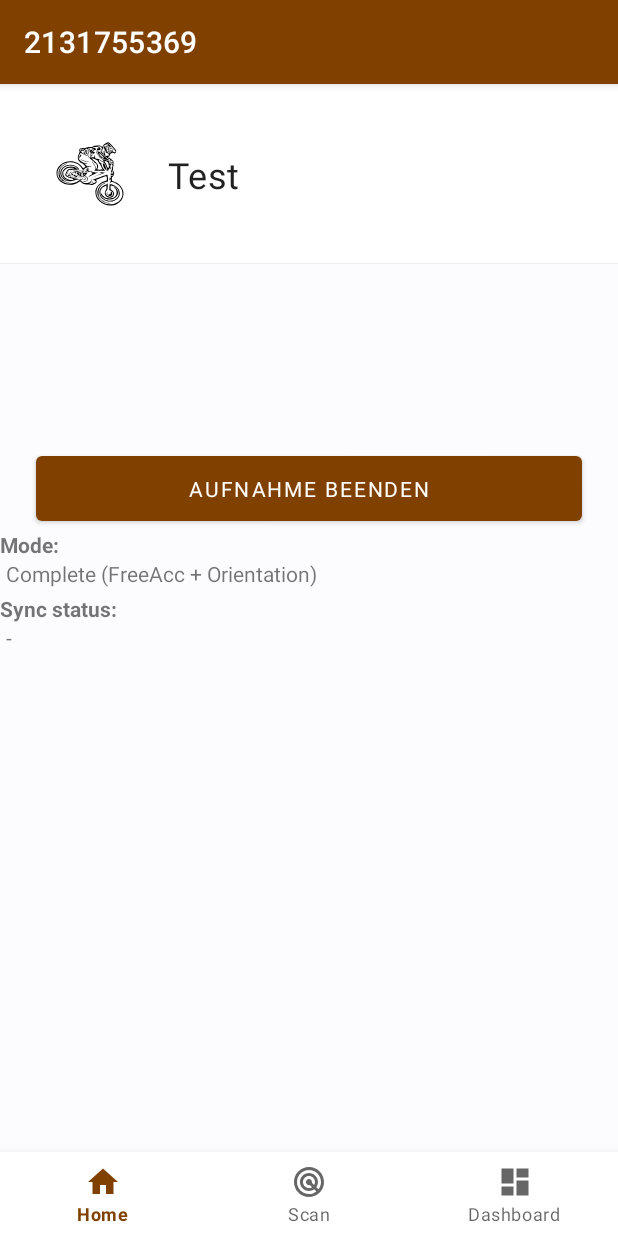
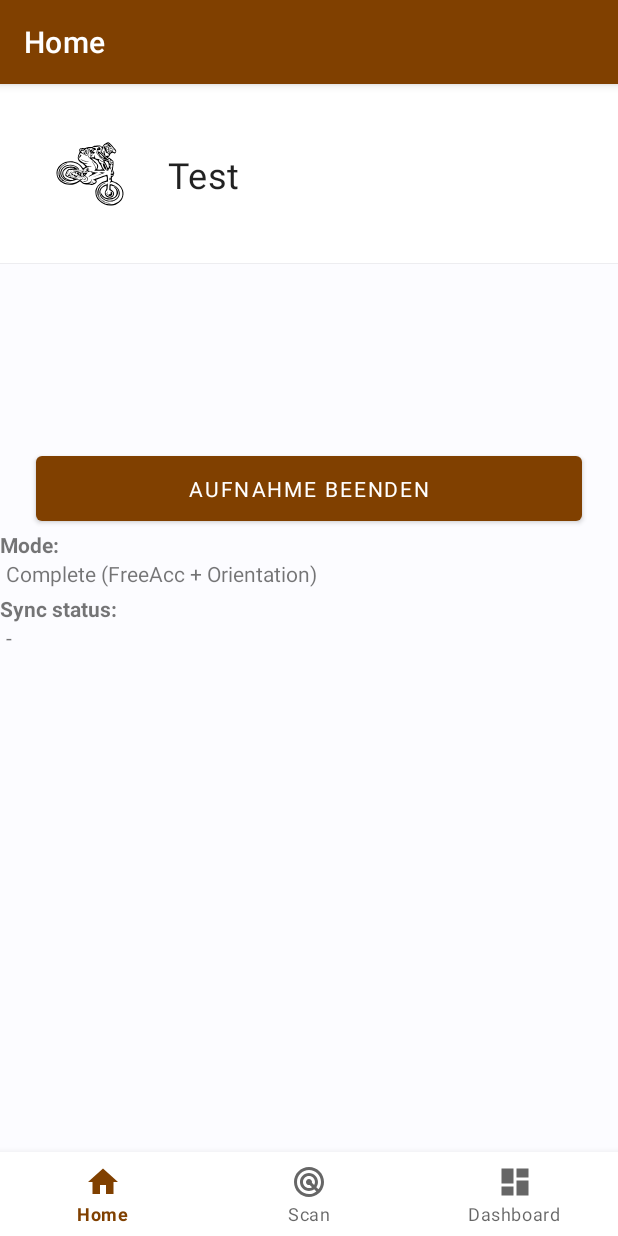
Before and after one commit to Baer05/balanceAssistantMtb, an Android app: the fragment ScanFragment placed in its activity, after a tap on "AUFNAHME STARTEN", on a phone screen of 412 x 824 dp. Run offline under Robolectric (Android 15) with nearby library versions, the light colour scheme and no system bars; libraries missing offline, so code that uses them is left out: com.xsens.dot; Roboto replaces fonts that are not available here; 13 statements that could not run were skipped.

Commit message:
added dataBinding

```diff
--- a/app/src/main/java/com/example/balanceassistantmtb/ui/main/HomeActivity.kt
+++ b/app/src/main/java/com/example/balanceassistantmtb/ui/main/HomeActivity.kt
@@ -9,13 +9,13 @@ import android.content.Intent
 import android.content.IntentFilter
 import android.content.pm.PackageManager
 import android.os.Bundle
-import android.util.Log
+import android.view.LayoutInflater
 import android.view.WindowManager
 import android.widget.Toast
 import androidx.appcompat.app.AppCompatActivity
 import androidx.fragment.app.FragmentTransaction
-import com.example.balanceassistantmtb.MainActivity
 import com.example.balanceassistantmtb.R
+import com.example.balanceassistantmtb.databinding.ActivityHomeBinding
 import com.example.balanceassistantmtb.interfaces.RecodingClickInterface
 import com.example.balanceassistantmtb.interfaces.ScanClickInterface
 import com.example.balanceassistantmtb.utlils.Utils
@@ -24,13 +24,13 @@ import com.example.balanceassistantmtb.viewmodels.SensorViewModel
 import com.google.android.material.bottomnavigation.BottomNavigationView
 
 class HomeActivity : AppCompatActivity() {
-    private val tAG = MainActivity::class.java.simpleName
+    private val tAG = HomeActivity::class.java.simpleName
 
     private lateinit var homeFragment: HomeFragment
     private lateinit var scanFragment: ScanFragment
     private lateinit var dashboardFragment: DashboardFragment
-    private lateinit var bottomNavigation: BottomNavigationView
     private var fragmentPos = 0 //position of the fragment
+    private var mBinding: ActivityHomeBinding? = null   // The view binder of MainActivity
     private val requestEnableBLUETOOTH = 1001   // The code of request
     private val requestPermissionLOCATION = 1002    // The code of request
     private var mBluetoothViewModel: BluetoothViewModel? = null  // The Bluetooth view model instance
@@ -41,10 +41,10 @@ class HomeActivity : AppCompatActivity() {
 
     override fun onCreate(savedInstanceState: Bundle?) {
         super.onCreate(savedInstanceState)
-        setContentView(R.layout.activity_home)
+        mBinding = ActivityHomeBinding.inflate(LayoutInflater.from(this));
+        setContentView(mBinding!!.root)
         // Get the fragment to return to from extras 1:group, 2:feed, 0:profile
         val fragment = intent.extras?.get("fragment")
-        bottomNavigation = findViewById(R.id.btm_nav)
         bindViewModel()
         if(!checkBluetoothAndPermission()) {
             doToast("Failed to acquire permissions for scanning. App functionality not guaranteed!")
@@ -62,7 +62,7 @@ class HomeActivity : AppCompatActivity() {
                     .replace(R.id.frame_layout, scanFragment)
                     .setTransition(FragmentTransaction.TRANSIT_FRAGMENT_OPEN)
                     .commit()
-                bottomNavigation.menu.findItem(R.id.scan).isChecked =true
+                mBinding?.btmNav?.menu?.findItem(R.id.scan)?.isChecked =true
             }
             "2" -> {
                 dashboardFragment = DashboardFragment()
@@ -72,7 +72,7 @@ class HomeActivity : AppCompatActivity() {
                     .replace(R.id.frame_layout, dashboardFragment)
                     .setTransition(FragmentTransaction.TRANSIT_FRAGMENT_OPEN)
                     .commit()
-                bottomNavigation.menu.findItem(R.id.dashboard).isChecked =true
+                mBinding?.btmNav?.menu?.findItem(R.id.dashboard)?.isChecked =true
             }
             else -> {
                 homeFragment = HomeFragment()
@@ -82,11 +82,11 @@ class HomeActivity : AppCompatActivity() {
                     .replace(R.id.frame_layout, homeFragment)
                     .setTransition(FragmentTransaction.TRANSIT_FRAGMENT_OPEN)
                     .commit()
-                bottomNavigation.menu.findItem(R.id.home).isChecked = true
+                mBinding?.btmNav?.menu?.findItem(R.id.home)?.isChecked = true
             }
         }
 
-        bottomNavigation.setOnNavigationItemSelectedListener { item ->
+        mBinding?.btmNav?.setOnNavigationItemSelectedListener { item ->
             when (item.itemId) {
                 R.id.home -> {
                     homeFragment =
@@ -161,7 +161,6 @@ class HomeActivity : AppCompatActivity() {
             Utils.requestEnableBluetooth(this, requestEnableBLUETOOTH)
         }
         val status = isBluetoothEnabled && isPermissionGranted
-        Log.i(tAG, "checkBluetoothAndPermission() - $status")
         mBluetoothViewModel?.updateBluetoothEnableState(status)
         return status
     }
@@ -189,7 +188,6 @@ class HomeActivity : AppCompatActivity() {
     fun setScanTriggerListener(listener: ScanClickInterface) {
         mScanListener = listener
     }
-
 
     /**
      * Set the trigger of streaming button.
--- a/app/src/main/java/com/example/balanceassistantmtb/ui/main/HomeFragment.kt
+++ b/app/src/main/java/com/example/balanceassistantmtb/ui/main/HomeFragment.kt
@@ -11,13 +11,10 @@ import android.util.Log
 import android.view.LayoutInflater
 import android.view.View
 import android.view.ViewGroup
-import android.widget.Button
 import android.widget.ProgressBar
-import android.widget.TextView
 import android.widget.Toast
 import androidx.appcompat.app.AlertDialog
 import androidx.appcompat.app.AppCompatActivity
-import androidx.appcompat.widget.Toolbar
 import androidx.fragment.app.Fragment
 import androidx.lifecycle.MutableLiveData
 import androidx.recyclerview.widget.DefaultItemAnimator
@@ -28,6 +25,7 @@ import com.example.balanceassistantmtb.adapters.DataAdapter
 import com.example.balanceassistantmtb.adapters.DataAdapter.Companion.keyADDRESS
 import com.example.balanceassistantmtb.adapters.DataAdapter.Companion.keyDATA
 import com.example.balanceassistantmtb.adapters.DataAdapter.Companion.keyTAG
+import com.example.balanceassistantmtb.databinding.FragmentHomeBinding
 import com.example.balanceassistantmtb.interfaces.DataChangeInterface
 import com.example.balanceassistantmtb.interfaces.RecodingClickInterface
 import com.example.balanceassistantmtb.service.AsyncstorageService
@@ -44,8 +42,9 @@ import java.lang.ref.WeakReference
 
 class HomeFragment : Fragment(), DataChangeInterface, XsensDotSyncCallback, RecodingClickInterface {
 
-    private val tAG: String = HomeFragment::class.java.name
+    private val tAG = HomeFragment::class.java.simpleName
     private lateinit var thisContext: Context
+    private var mBinding: FragmentHomeBinding? = null   // The view binder of ScanFragment
     private val isButtonStart = MutableLiveData<Boolean>(false)
     private var udpSocket: UdpClient? = null
     private val outerClass = WeakReference<HomeFragment>(this)
@@ -55,7 +54,6 @@ class HomeFragment : Fragment(), DataChangeInterface, XsensDotSyncCallback, Reco
     private var mDataAdapter: DataAdapter? = null   // The adapter for data item
     private val mDataList: ArrayList<HashMap<String, Any>> = ArrayList() // A list contains tag and data from each sensor
     private var mSyncingDialog: AlertDialog? = null     // A dialog during the synchronization
-    private var recyclerView: RecyclerView? = null
     private var mWakeLock: WakeLock? = null
 
     override fun onCreateView(inflater: LayoutInflater, container: ViewGroup?,
@@ -64,36 +62,33 @@ class HomeFragment : Fragment(), DataChangeInterface, XsensDotSyncCallback, Reco
             thisContext = container.context
         }
         // Inflate the layout for this fragment
-        val view = inflater.inflate(R.layout.fragment_home, container, false)
-        val actionBar = view.findViewById<Toolbar>(R.id.toolbar)
-        actionBar.title = R.string.title_home.toString()
-        (requireActivity() as AppCompatActivity).setSupportActionBar(actionBar)
+        mBinding = FragmentHomeBinding.inflate(LayoutInflater.from(context));
+        mBinding!!.toolbar.title = getString(R.string.title_home)
+        (requireActivity() as AppCompatActivity).setSupportActionBar(mBinding?.toolbar)
 
         udpSocket = UdpClient(handler)
 
-        val button = view.findViewById<Button>(R.id.tracking_btn)
-        button.setOnClickListener {
+        mBinding?.trackingBtn?.setOnClickListener {
             isButtonStart.value = !isButtonStart.value!!
             buttonAction()
         }
 
         isButtonStart.observe(viewLifecycleOwner) {
             if (isButtonStart.value == false) {
-                button.text =  getString(R.string.start_tracking)
+                mBinding?.trackingBtn?.text =  getString(R.string.start_tracking)
             } else {
-                button.text =  getString(R.string.end_tracking)
+                mBinding?.trackingBtn?.text =  getString(R.string.end_tracking)
             }
         }
 
         mSensorViewModel?.setStates(PLOT_STATE_ON, LOG_STATE_ON);
         mDataAdapter = DataAdapter(context!!, mDataList)
 
-        recyclerView = view.findViewById<RecyclerView>(R.id.data_recycler_view)
         val recyclerViewLayoutManager: RecyclerView.LayoutManager =
             LinearLayoutManager(context)
-        recyclerView?.layoutManager = recyclerViewLayoutManager
-        recyclerView?.itemAnimator = DefaultItemAnimator()
-        recyclerView?.adapter = mDataAdapter
+        mBinding?.dataRecyclerView?.layoutManager = recyclerViewLayoutManager
+        mBinding?.dataRecyclerView?.itemAnimator = DefaultItemAnimator()
+        mBinding?.dataRecyclerView?.adapter = mDataAdapter
 
         val syncingDialogBuilder = AlertDialog.Builder(
             activity!!
@@ -114,7 +109,7 @@ class HomeFragment : Fragment(), DataChangeInterface, XsensDotSyncCallback, Reco
         mWakeLock =
             powerManager.newWakeLock(PowerManager.PARTIAL_WAKE_LOCK, "XSensLSLStreamer::Streaming")
 
-        return view
+        return mBinding?.root
     }
 
     override fun onAttach(context: Context) {
@@ -192,7 +187,7 @@ class HomeFragment : Fragment(), DataChangeInterface, XsensDotSyncCallback, Reco
                     if (mSyncingDialog?.isShowing == true) mSyncingDialog!!.dismiss()
                     mSensorViewModel!!.setRootDevice(false)
                     if (isSuccess) {
-                        view?.findViewById<TextView>(R.id.sync_result)?.text =
+                        mBinding?.syncResult?.text =
                             (R.string.sync_result_success.toString())
                         // Syncing precess is success, choose one measurement mode to start measuring.
                         mSensorViewModel!!.setMeasurementMode(PAYLOAD_TYPE_COMPLETE_QUATERNION)
@@ -212,7 +207,7 @@ class HomeFragment : Fragment(), DataChangeInterface, XsensDotSyncCallback, Reco
                             if (mWakeLock?.isHeld == true) mWakeLock?.release()
                         }
                     } else {
-                        view?.findViewById<TextView>(R.id.sync_result)?.text =
+                        mBinding?.syncResult?.text =
                             (R.string.sync_result_fail).toString()
 
                         // If the syncing result is fail, show a message to user
@@ -289,7 +284,7 @@ class HomeFragment : Fragment(), DataChangeInterface, XsensDotSyncCallback, Reco
      * Reset page UI to default.
      */
     private fun resetPage() {
-        view?.findViewById<TextView>(R.id.sync_result)?.text = ("-")
+        mBinding?.syncResult?.text = ("-")
         mDataList.clear()
         mDataAdapter!!.notifyDataSetChanged()
         if (mWakeLock!!.isHeld) mWakeLock!!.release()
@@ -323,4 +318,14 @@ class HomeFragment : Fragment(), DataChangeInterface, XsensDotSyncCallback, Reco
             if (!mSyncingDialog!!.isShowing) mSyncingDialog!!.show()
         }
     }
+
+    override fun onDetach() {
+        super.onDetach()
+        // Stop measurement for each sensor when exiting this page.
+        mSensorViewModel!!.setMeasurement(false)
+        // It's necessary to update this status, because user may enter this page again.
+        mSensorViewModel!!.updateRecordingStatus(false)
+        if (mWakeLock!!.isHeld) mWakeLock!!.release()
+    }
+
 }
--- a/app/src/main/java/com/example/balanceassistantmtb/ui/main/ScanFragment.kt
+++ b/app/src/main/java/com/example/balanceassistantmtb/ui/main/ScanFragment.kt
@@ -10,7 +10,6 @@ import android.view.View
 import android.view.ViewGroup
 import androidx.appcompat.app.AlertDialog
 import androidx.appcompat.app.AppCompatActivity
-import androidx.appcompat.widget.Toolbar
 import androidx.fragment.app.Fragment
 import androidx.recyclerview.widget.DefaultItemAnimator
 import androidx.recyclerview.widget.LinearLayoutManager
@@ -22,6 +21,7 @@ import com.example.balanceassistantmtb.adapters.ScanAdapter.Companion.keyBattery
 import com.example.balanceassistantmtb.adapters.ScanAdapter.Companion.keyConnectionSTATE
 import com.example.balanceassistantmtb.adapters.ScanAdapter.Companion.keyDEVICE
 import com.example.balanceassistantmtb.adapters.ScanAdapter.Companion.keyTAG
+import com.example.balanceassistantmtb.databinding.FragmentScanBinding
 import com.example.balanceassistantmtb.interfaces.BatteryChangedInterface
 import com.example.balanceassistantmtb.interfaces.ScanClickInterface
 import com.example.balanceassistantmtb.interfaces.SensorClickInterface
@@ -37,6 +37,7 @@ class ScanFragment : Fragment(), XsensDotScannerCallback, SensorClickInterface,
 
     private val tAG = ScanFragment::class.java.simpleName
     private lateinit var thisContext: Context
+    private var mBinding: FragmentScanBinding? = null   // The view binder of ScanFragment
     private var mXsDotScanner: XsensDotScanner? = null   // The XsensDotScanner object
     private val mScannedSensorList: ArrayList<HashMap<String, Any>> = ArrayList()   // A list contains scanned Bluetooth device
     private var mBluetoothViewModel: BluetoothViewModel? = null  // The Bluetooth view model instance
@@ -44,7 +45,6 @@ class ScanFragment : Fragment(), XsensDotScannerCallback, SensorClickInterface,
     private var mScanAdapter: ScanAdapter? = null    // The adapter for scanned device item
     private var mIsScanning = false     // A variable for scanning flag
     private var mConnectionDialog: AlertDialog? = null   // A dialog during the connection
-    private var recyclerView: RecyclerView? = null
 
     override fun onAttach(context: Context) {
         super.onAttach(context)
@@ -57,24 +57,22 @@ class ScanFragment : Fragment(), XsensDotScannerCallback, SensorClickInterface,
             thisContext = container.context
         }
         // Inflate the layout for this fragment
-        val view = inflater.inflate(R.layout.fragment_scan, container, false)
-        val actionBar = view.findViewById<Toolbar>(R.id.toolbar)
-        actionBar.title = getString(R.string.title_scan)
-        (requireActivity() as AppCompatActivity).setSupportActionBar(actionBar)
+        mBinding = FragmentScanBinding.inflate(LayoutInflater.from(context))
+        mBinding!!.toolbar.title = getString(R.string.title_scan)
+        (requireActivity() as AppCompatActivity).setSupportActionBar(mBinding!!.toolbar)
 
         mScanAdapter = context?.let { ScanAdapter(it, mScannedSensorList) }
         mScanAdapter!!.setSensorClickListener(this)
 
-        val button = view.findViewById<ExtendedFloatingActionButton>(R.id.fab)
-        button.shrink()
-        button.setOnClickListener { onScanTriggered(!mIsScanning) }
+        mBinding?.fab?.shrink()
+        mBinding!!.fab.setOnClickListener { onScanTriggered(!mIsScanning) }
 
-        recyclerView = view.findViewById<RecyclerView>(R.id.sensor_recycler_view)
+
         val recyclerViewLayoutManager: RecyclerView.LayoutManager =
             LinearLayoutManager(context)
-        recyclerView?.layoutManager = recyclerViewLayoutManager
-        recyclerView?.itemAnimator = DefaultItemAnimator()
-        recyclerView?.adapter = mScanAdapter
+        mBinding?.sensorRecyclerView?.layoutManager = recyclerViewLayoutManager
+        mBinding?.sensorRecyclerView?.itemAnimator = DefaultItemAnimator()
+        mBinding?.sensorRecyclerView?.adapter = mScanAdapter
 
         // Set the SensorClickInterface instance to main activity.
         if (activity != null) {
@@ -88,7 +86,7 @@ class ScanFragment : Fragment(), XsensDotScannerCallback, SensorClickInterface,
         connectionDialogBuilder.setMessage(getString(R.string.hint_connecting))
         mConnectionDialog = connectionDialogBuilder.create()
 
-        return view
+        return mBinding?.root
     }
 
     override fun onScanTriggered(started: Boolean) {
@@ -111,22 +109,20 @@ class ScanFragment : Fragment(), XsensDotScannerCallback, SensorClickInterface,
 
 
     private fun updateFABState() {
-        if (mIsScanning) view?.findViewById<ExtendedFloatingActionButton>(R.id.fab)?.extend()
-        else view?.findViewById<ExtendedFloatingActionButton>(R.id.fab)?.shrink()
+        if(mIsScanning)
+            mBinding?.fab?.extend();
+        else
+            mBinding?.fab?.shrink();
+
     }
 
     override fun onXsensDotScanned(p0: BluetoothDevice?, p1: Int) {
-        recyclerView?.removeAllViews()
         if (p0 != null) {
-            Log.i(
-                tAG,
-                "onXsensDotScanned(0) - Name: " + p0.name + ", Address: " + p0.address
-            )
             if (isAdded) {
                 // Use the mac address as UID to filter the same scan result.
                 var isExist = false
                 for (map in mScannedSensorList) {
-                    if ((map[keyDEVICE] as BluetoothDevice).address == p0.address) isExist =
+                    if ((map[keyDEVICE] as BluetoothDevice).address.equals(p0.address)) isExist =
                         true
                 }
                 if (!isExist) {
@@ -218,10 +214,11 @@ class ScanFragment : Fragment(), XsensDotScannerCallback, SensorClickInterface,
                     val state = t.connectionState
                     for (map in mScannedSensorList) {
                         val device = map[keyDEVICE] as BluetoothDevice?
+                        Log.d(tAG, "device, $device")
                         if (device != null) {
-                            val deviceAddress = t.address
+                            val deviceAddress = device.address
                             // Update connection state by the same mac address.
-                            if (deviceAddress == address) {
+                            if (deviceAddress.equals(address)) {
                                 map[keyConnectionSTATE] = state
                                 mScanAdapter!!.notifyDataSetChanged()
                             }
--- a/app/src/main/java/com/example/balanceassistantmtb/viewmodels/SensorViewModel.kt
+++ b/app/src/main/java/com/example/balanceassistantmtb/viewmodels/SensorViewModel.kt
@@ -223,12 +223,12 @@ class SensorViewModel: ViewModel(), XsensDotDeviceCallback {
      * @param xsDevice The XsensDotDevice object
      */
     private fun addDevice(xsDevice: XsensDotDevice) {
-        if (mSensorList.value == null) mSensorList.value = ArrayList()
+        if (mSensorList.value == null) mSensorList.value = ArrayList<XsensDotDevice>()
         val devices = mSensorList.value
         Log.d(tAG, "devices: $devices")
         var isExist = false
         for (_xsDevice in devices!!) {
-            if (xsDevice.address == _xsDevice.address) {
+            if (xsDevice.address.equals(_xsDevice.address)) {
                 isExist = true
                 break
             }
```
